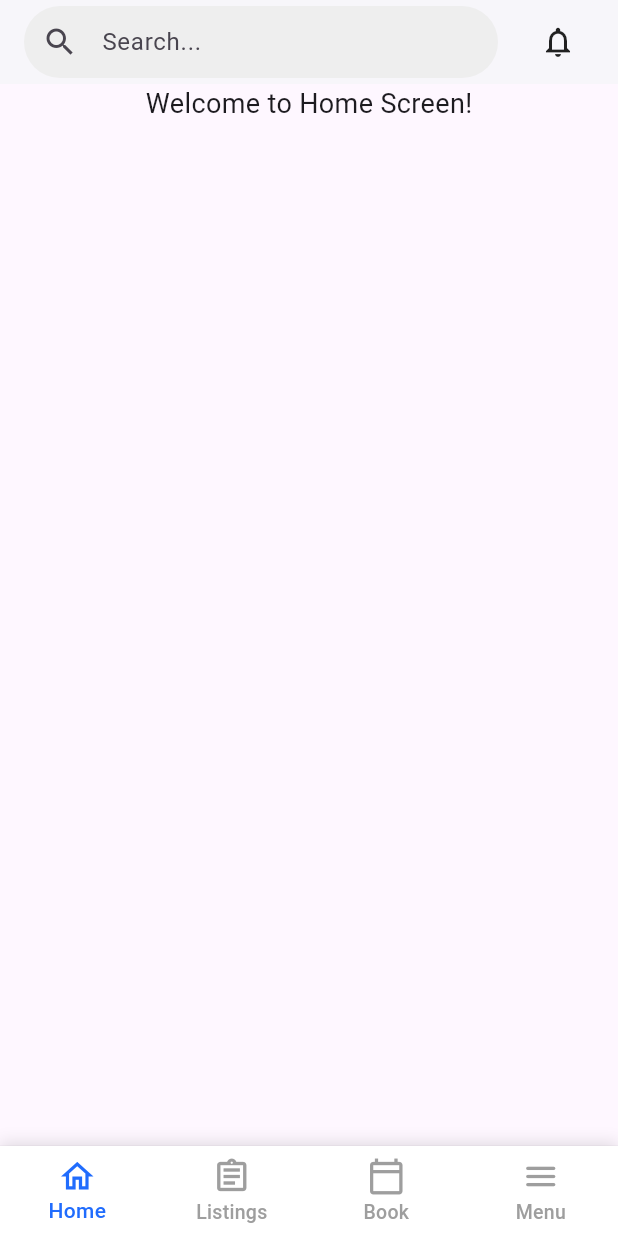
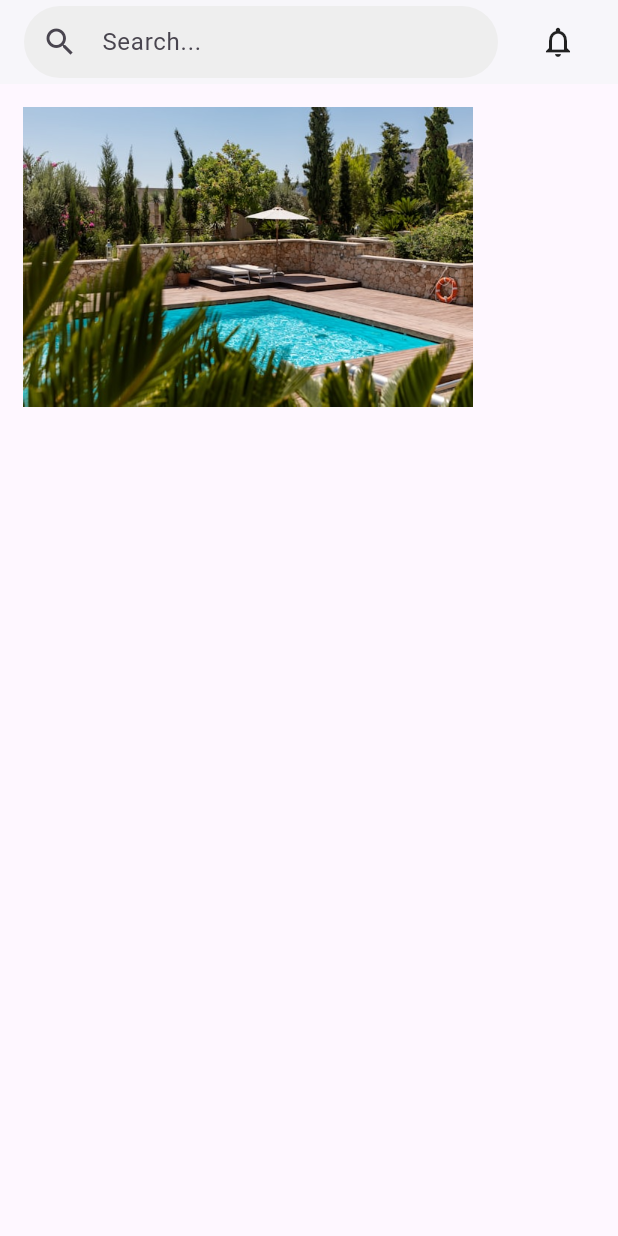
Before and after one commit to MTS-Services/Batteryqk_web-version-App-, a Flutter app: the screen it shows after launch, on a phone screen of 412 x 824 dp. Run offline on Flutter 3.47's test engine with Material 3 defaults, Android fonts, the phone set to English and light mode, and no system bars; our stand-ins replace dropdown_button2.

Commit message:
add images

```diff
--- a/assets/images/images_path.dart
+++ /dev/null
@@ -1,3 +0,0 @@
-class AppImages{
-  static const String _basePath = "assets/images";
-}
--- a/lib/batteryqk.dart
+++ b/lib/batteryqk.dart
@@ -1,5 +1,6 @@
 import 'package:batteryqk_web_app/common/widgets/custom_bottom_navigation_bar.dart';
 import 'package:batteryqk_web_app/features/authentication/views/listings.dart';
+import 'package:batteryqk_web_app/features/authentication/views/listings_details.dart';
 import 'package:flutter/material.dart';
 
 class Batteryqk extends StatelessWidget {
@@ -8,7 +9,7 @@ class Batteryqk extends StatelessWidget {
   @override
   Widget build(BuildContext context) {
     return MaterialApp(
-      home: CustomBottomNavigationBar(),
+      home: ListingsDetails(),
       debugShowCheckedModeBanner: false,
     );
   }
--- /dev/null
+++ b/lib/common/widgets/custom_details_image_group.dart
@@ -0,0 +1,18 @@
+import 'package:batteryqk_web_app/util/images_path.dart';
+import 'package:flutter/material.dart';
+
+class CustomDetailsImageGroup extends StatelessWidget {
+  const CustomDetailsImageGroup({super.key});
+
+  @override
+  Widget build(BuildContext context) {
+    return Column(
+      children: [
+        Container(
+            height: 200,
+            width: 300,
+            child: Image.asset(AppImages.academies1a)),
+      ],
+    );
+  }
+}
--- /dev/null
+++ b/lib/features/authentication/views/listings_details.dart
@@ -0,0 +1,31 @@
+import 'package:batteryqk_web_app/common/widgets/custom_app_bar.dart';
+import 'package:batteryqk_web_app/common/widgets/custom_details_image_group.dart';
+import 'package:batteryqk_web_app/util/images_path.dart';
+import 'package:flutter/material.dart';
+
+class ListingsDetails extends StatefulWidget {
+  const ListingsDetails({super.key});
+
+  @override
+  State<ListingsDetails> createState() => _ListingsDetailsState();
+}
+
+class _ListingsDetailsState extends State<ListingsDetails> {
+  @override
+  Widget build(BuildContext context) {
+    return Scaffold(
+      appBar: PreferredSize(
+        preferredSize: Size.fromHeight(kToolbarHeight),
+    child: CustomAppBar(),
+    ),
+      body: Padding(
+        padding: const EdgeInsets.all(15),
+        child: Column(
+          children: [
+            CustomDetailsImageGroup(),
+          ],
+        ),
+      ),
+    );
+  }
+}
--- /dev/null
+++ b/lib/util/images_path.dart
@@ -0,0 +1,8 @@
+class AppImages{
+  static const String _basePath = "assets/images";
+  static const String academies1a = "$_basePath/academy1a.png";
+  static const String academies1b = "$_basePath/academy1b.png";
+  static const String academies1c = "$_basePath/academy1c.png";
+  static const String academies1d = "$_basePath/academy1d.png";
+  static const String academies1e = "$_basePath/academy1e.png";
+}
--- a/pubspec.yaml
+++ b/pubspec.yaml
@@ -61,9 +61,8 @@ flutter:
   uses-material-design: true
 
   # To add assets to your application, add an assets section, like this:
-  # assets:
-  #   - images/a_dot_burr.jpeg
-  #   - images/a_dot_ham.jpeg
+  assets:
+    - assets/images/
 
   # An image asset can refer to one or more resolution-specific "variants", see
   # https://flutter.dev/to/resolution-aware-images
```
Also changed, not shown: assets/images/academy1a.png (added), assets/images/academy1b.png (added), assets/images/academy1c.png (added), assets/images/academy1d.png (added), assets/images/academy1e.png (added).
